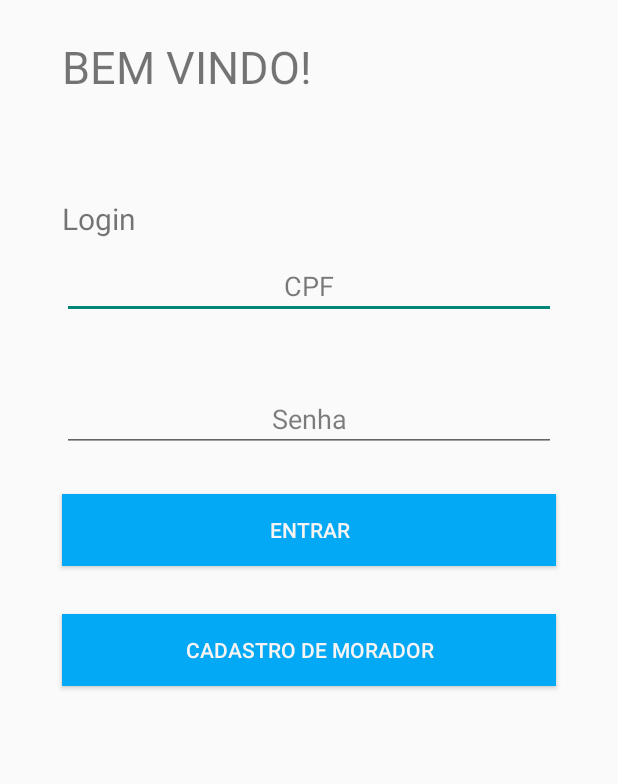
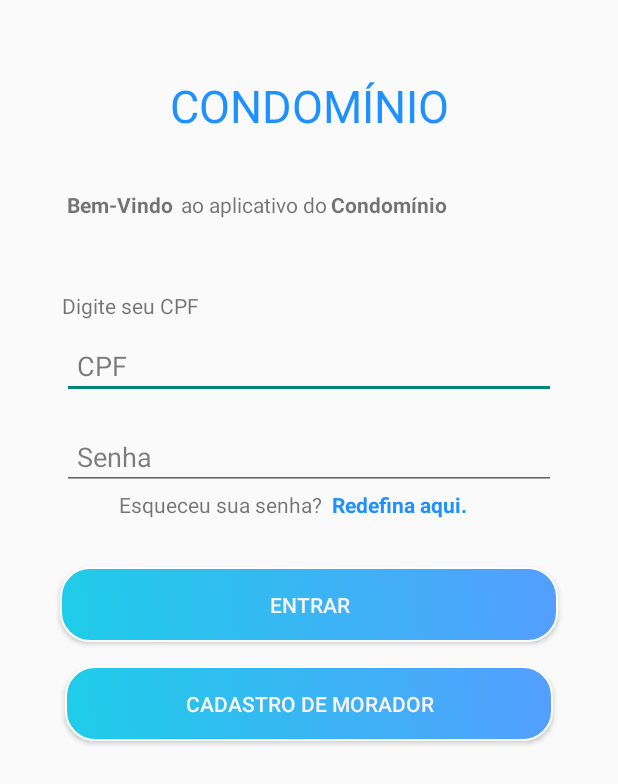
Before and after one commit to Nathanael-Codar/CondominioApplication, an Android app: the screen it shows after launch (MainActivity), on a phone screen of 412 x 824 dp. Shown: the top 784 px of the screen. Run offline under Robolectric (Android 15) with nearby library versions, the phone set to English and light mode, and no system bars; libraries missing offline, so code that uses them is left out: com.github.rtoshiro.util; 3 statements that could not run were skipped.

Commit message:
02/05/2021 Commit Atualizações em Layout ♦ Login ♦ Botão ♦ Cadastre-se

```diff
--- a/app/src/main/java/com/example/condominio/MainActivity.java
+++ b/app/src/main/java/com/example/condominio/MainActivity.java
@@ -57,6 +57,8 @@ public class MainActivity extends AppCompatActivity implements View.OnClickListe
         String Cpf = edit_cpf_login.getText().toString();
         String SenhaLogin = edit_senha_login.getText().toString();
 
+        Cpf = formataDados(Cpf);
+
         BancoController bd = new BancoController(getBaseContext());
 
         Cursor dados = bd.carregaDadosLogin(Cpf, SenhaLogin);
@@ -75,4 +77,11 @@ public class MainActivity extends AppCompatActivity implements View.OnClickListe
             Toast.makeText(getApplicationContext(), msg, Toast.LENGTH_LONG).show();
         }
     }
+
+    static String formataDados(String dado){
+        dado = dado.replaceAll("\\.","");
+        dado = dado.replaceAll("\\-","");
+        return dado;
+    }
+
 }
--- a/app/src/main/java/com/example/condominio/cadastro_morador.java
+++ b/app/src/main/java/com/example/condominio/cadastro_morador.java
@@ -49,6 +49,8 @@ public class cadastro_morador extends AppCompatActivity {
                 String senhaCad = editSenha.getText().toString();
                 String confirmaSenhaCad = editConfirmaSenha.getText().toString();
 
+                cpfCad = formataDados(cpfCad);
+
                 BancoController bd = new BancoController(getBaseContext());
                 String resultado;
 
@@ -67,6 +69,12 @@ public class cadastro_morador extends AppCompatActivity {
 
     }
 
+    static String formataDados(String dado){
+        dado = dado.replaceAll("\\.","");
+        dado = dado.replaceAll("\\-","");
+        return dado;
+    }
+
     public void limparSenhas() {
         editSenha.setText("");
         editConfirmaSenha.setText("");
--- /dev/null
+++ b/app/src/main/res/drawable/botao1.xml
@@ -0,0 +1,31 @@
+<?xml version="1.0" encoding="utf-8"?>
+<selector xmlns:android="http://schemas.android.com/apk/res/android">
+    <item>
+        <shape android:shape="rectangle">
+            <corners
+                android:radius="19dp"
+                />
+            <gradient
+                android:angle="45"
+                android:centerX="35%"
+                android:startColor="#1ECDE8"
+                android:endColor="#549EFF"
+                android:type="linear"
+                />
+            <padding
+                android:left="0dp"
+                android:top="0dp"
+                android:right="0dp"
+                android:bottom="0dp"
+                />
+            <size
+                android:width="270dp"
+                android:height="50dp"
+                />
+            <stroke
+                android:width="1dp"
+                android:color="#FFFFFF"
+                />
+        </shape>
+    </item>
+</selector>
--- a/app/src/main/res/layout/activity_cadastro_morador.xml
+++ b/app/src/main/res/layout/activity_cadastro_morador.xml
@@ -138,8 +138,10 @@
         android:id="@+id/bt_salvar_senha_nova"
         android:layout_width="0dp"
         android:layout_height="wrap_content"
+        android:layout_marginLeft="40dp"
+        android:layout_marginRight="40dp"
         android:layout_marginBottom="44dp"
-        android:background="#03A9F4"
+        android:background="@drawable/botao1"
         android:text="SALVAR"
         android:textColor="#fff"
         app:layout_constraintBottom_toBottomOf="parent"
--- a/app/src/main/res/layout/activity_main.xml
+++ b/app/src/main/res/layout/activity_main.xml
@@ -1,6 +1,5 @@
 <?xml version="1.0" encoding="utf-8"?>
-<androidx.constraintlayout.widget.ConstraintLayout
-    xmlns:android="http://schemas.android.com/apk/res/android"
+<androidx.constraintlayout.widget.ConstraintLayout xmlns:android="http://schemas.android.com/apk/res/android"
     xmlns:app="http://schemas.android.com/apk/res-auto"
     xmlns:tools="http://schemas.android.com/tools"
     android:layout_width="match_parent"
@@ -25,12 +24,15 @@
         android:id="@+id/textView"
         android:layout_width="0dp"
         android:layout_height="wrap_content"
-        android:layout_marginTop="24dp"
-        android:text="BEM VINDO!"
+        android:layout_marginStart="41dp"
+        android:layout_marginTop="50dp"
+        android:layout_marginEnd="41dp"
+        android:text="CONDOMÍNIO"
+        android:gravity="center"
+        android:textColor="#1E90FF"
         android:textSize="30sp"
-        app:layout_constraintHorizontal_bias="0.0"
-        app:layout_constraintLeft_toRightOf="@id/guideline01"
-        app:layout_constraintRight_toLeftOf="@id/guideline02"
+        app:layout_constraintEnd_toEndOf="parent"
+        app:layout_constraintStart_toStartOf="parent"
         app:layout_constraintTop_toTopOf="parent"
         tools:ignore="MissingConstraints" />
 
@@ -38,71 +40,138 @@
         android:id="@+id/textView2"
         android:layout_width="wrap_content"
         android:layout_height="wrap_content"
-        android:layout_marginTop="132dp"
-        android:text="Login"
-        android:textSize="20sp"
-        app:layout_constraintHorizontal_bias="0.0"
-        app:layout_constraintLeft_toRightOf="@id/guideline01"
-        app:layout_constraintRight_toLeftOf="@id/guideline02"
-        app:layout_constraintTop_toTopOf="parent"
+        android:layout_marginTop="48dp"
+        android:text="Digite seu CPF"
+        android:textSize="14sp"
+        app:layout_constraintStart_toStartOf="@+id/guideline01"
+        app:layout_constraintTop_toBottomOf="@+id/textView3"
         tools:ignore="MissingConstraints" />
 
     <EditText
         android:id="@+id/edit_cpf_login"
         android:layout_width="0dp"
         android:layout_height="wrap_content"
-        android:layout_marginTop="168dp"
-        android:gravity="center"
+        android:layout_marginStart="41dp"
+        android:layout_marginTop="8dp"
+        android:layout_marginEnd="41dp"
+        android:gravity="left"
         android:hint="CPF"
         android:inputType="number"
         android:padding="10dp"
         android:textColorHint="#8D0E0E0E"
-        app:layout_constraintHorizontal_bias="0.0"
-        app:layout_constraintLeft_toRightOf="@id/guideline01"
-        app:layout_constraintRight_toLeftOf="@id/guideline02"
-        app:layout_constraintTop_toTopOf="parent" />
+        app:layout_constraintEnd_toEndOf="parent"
+        app:layout_constraintHorizontal_bias="1.0"
+        app:layout_constraintStart_toStartOf="parent"
+        app:layout_constraintTop_toBottomOf="@+id/textView2" />
 
     <EditText
         android:id="@+id/edit_senha_login"
         android:layout_width="0dp"
         android:layout_height="wrap_content"
-        android:layout_marginTop="44dp"
-        android:gravity="center"
+        android:layout_marginStart="41dp"
+        android:layout_marginTop="16dp"
+        android:layout_marginEnd="41dp"
+        android:gravity="left"
         android:hint="Senha"
         android:inputType="numberPassword"
         android:maxLength="6"
         android:padding="10dp"
         android:textColorHint="#8D151514"
-        app:layout_constraintHorizontal_bias="0.0"
-        app:layout_constraintLeft_toRightOf="@id/guideline01"
-        app:layout_constraintRight_toLeftOf="@id/guideline02"
-        app:layout_constraintTop_toBottomOf="@id/edit_cpf_login" />
+        app:layout_constraintEnd_toEndOf="parent"
+        app:layout_constraintHorizontal_bias="1.0"
+        app:layout_constraintStart_toStartOf="parent"
+        app:layout_constraintTop_toBottomOf="@+id/edit_cpf_login" />
 
     <Button
         android:id="@+id/bt_entrar"
         android:layout_width="0dp"
         android:layout_height="wrap_content"
-        android:layout_marginTop="28dp"
+        android:layout_marginStart="40dp"
+        android:layout_marginTop="32dp"
+        android:layout_marginEnd="40dp"
+        android:background="@drawable/botao1"
         android:text="ENTRAR"
         android:textColor="#F8F4F4"
-        android:background="#03A9F4"
-        app:layout_constraintHorizontal_bias="0.0"
-        app:layout_constraintLeft_toRightOf="@id/guideline01"
-        app:layout_constraintRight_toLeftOf="@id/guideline02"
-        app:layout_constraintTop_toBottomOf="@id/edit_senha_login" />
+        app:layout_constraintEnd_toEndOf="parent"
+        app:layout_constraintHorizontal_bias="1.0"
+        app:layout_constraintStart_toStartOf="parent"
+        app:layout_constraintTop_toBottomOf="@+id/textView4" />
 
     <Button
         android:id="@+id/bt_cadastro"
         android:layout_width="0dp"
         android:layout_height="wrap_content"
-        android:layout_marginTop="108dp"
+        android:layout_marginStart="43dp"
+        android:layout_marginTop="16dp"
+        android:layout_marginEnd="43dp"
+        android:background="@drawable/botao1"
         android:text="CADASTRO DE MORADOR"
         android:textColor="#F8F4F4"
-        android:background="#03A9F4"
+        app:layout_constraintEnd_toEndOf="parent"
         app:layout_constraintHorizontal_bias="0.0"
-        app:layout_constraintLeft_toRightOf="@id/guideline01"
-        app:layout_constraintRight_toLeftOf="@id/guideline02"
-        app:layout_constraintTop_toBottomOf="@id/edit_senha_login" />
+        app:layout_constraintStart_toStartOf="parent"
+        app:layout_constraintTop_toBottomOf="@+id/bt_entrar" />
+
+    <TextView
+    android:id="@+id/textView3"
+    android:layout_width="wrap_content"
+    android:layout_height="wrap_content"
+    android:layout_marginStart="3dp"
+    android:layout_marginTop="36dp"
+    android:text="Bem-Vindo "
+    android:textStyle="bold"
+    app:layout_constraintStart_toStartOf="@+id/guideline01"
+    app:layout_constraintTop_toBottomOf="@+id/textView"
+    tools:ignore="MissingConstraints" />
+
+
+    <TextView
+        android:id="@+id/aoplo"
+        android:layout_width="wrap_content"
+        android:layout_height="wrap_content"
+        android:layout_marginStart="76dp"
+        android:layout_marginTop="36dp"
+        android:text=" ao aplicativo do "
+        app:layout_constraintStart_toStartOf="@+id/guideline01"
+        app:layout_constraintTop_toBottomOf="@+id/textView"
+        tools:ignore="MissingConstraints" />
+
+    <TextView
+        android:id="@+id/aoplo2"
+        android:layout_width="wrap_content"
+        android:layout_height="wrap_content"
+        android:layout_marginStart="176dp"
+        android:layout_marginTop="36dp"
+        android:text=" Condomínio"
+        android:textStyle="bold"
+        app:layout_constraintStart_toStartOf="@+id/guideline01"
+        app:layout_constraintTop_toBottomOf="@+id/textView"
+        tools:ignore="MissingConstraints" />
+
+    <TextView
+        android:id="@+id/textView4"
+        android:layout_width="wrap_content"
+        android:layout_height="wrap_content"
+        android:text="Esqueceu sua senha? "
+        app:layout_constraintBaseline_toBaselineOf="@+id/textView23"
+        app:layout_constraintEnd_toEndOf="parent"
+        app:layout_constraintEnd_toStartOf="@+id/textView23"
+        app:layout_constraintHorizontal_bias="0.5"
+        app:layout_constraintHorizontal_chainStyle="packed"
+        app:layout_constraintStart_toStartOf="parent" />
+
+    <TextView
+        android:id="@+id/textView23"
+        android:layout_width="wrap_content"
+        android:layout_height="wrap_content"
+        android:layout_marginEnd="21dp"
+        android:text=" Redefina aqui."
+        android:textColor="#1E90FF"
+        android:textStyle="bold"
+        app:layout_constraintEnd_toEndOf="parent"
+        app:layout_constraintStart_toEndOf="@+id/textView4"
+        app:layout_constraintTop_toBottomOf="@+id/edit_senha_login"
+        tools:ignore="MissingConstraints" />
 
 
 </androidx.constraintlayout.widget.ConstraintLayout>
--- a/app/src/main/res/layout/activity_menu_morador.xml
+++ b/app/src/main/res/layout/activity_menu_morador.xml
@@ -8,14 +8,16 @@
     android:orientation="vertical">
 
 
-
     <TextView
         android:id="@+id/textView"
-        android:layout_width="205dp"
+        android:layout_width="wrap_content"
         android:layout_height="wrap_content"
         android:layout_gravity="center"
+        android:layout_margin="50dp"
         android:layout_marginTop="16dp"
-        android:text="BEM VINDO!"
+        android:text="MENU DE CONTROLE"
+        android:textAlignment="center"
+        android:textColor="@color/black"
         android:textSize="30sp" />
 
     <Button
@@ -24,7 +26,9 @@
         android:layout_height="wrap_content"
         android:layout_gravity="left"
         android:layout_marginTop="150dp"
-        android:background="#03A9F4"
+        android:background="@drawable/botao1"
+        android:layout_marginLeft="40dp"
+        android:layout_marginRight="40dp"
         android:text="MORADORES"
         android:textColor="#F8F4F4" />
 
@@ -33,8 +37,10 @@
         android:layout_width="match_parent"
         android:layout_height="wrap_content"
         android:layout_marginTop="50dp"
-        android:background="#03A9F4"
+        android:background="@drawable/botao1"
         android:text="AUTORIZAR VISITANTE"
+        android:layout_marginLeft="40dp"
+        android:layout_marginRight="40dp"
         android:textColor="#F8F4F4" />
 
     <Button
@@ -42,7 +48,9 @@
         android:layout_width="match_parent"
         android:layout_height="wrap_content"
         android:layout_marginTop="172dp"
-        android:background="#03A9F4"
+        android:background="@drawable/botao1"
+        android:layout_marginLeft="50dp"
+        android:layout_marginRight="50dp"
         android:text="SAIR"
         android:textColor="#F8F4F4" />
 
--- a/app/src/main/res/values/colors.xml
+++ b/app/src/main/res/values/colors.xml
@@ -8,4 +8,13 @@
     <color name="black">#FF000000</color>
     <color name="white">#FFFFFFFF</color>
     <color name="colorPadrao">#03A9F4</color>
+    <color name="grad">
+        <gradient
+            angle="45" centerX="35%"
+            centerColor="#99FFE4"
+            tartColor="#1ECDE8"
+            endColor="#549EFF"
+            type="linear"
+            />
+    </color>
 </resources>
```
